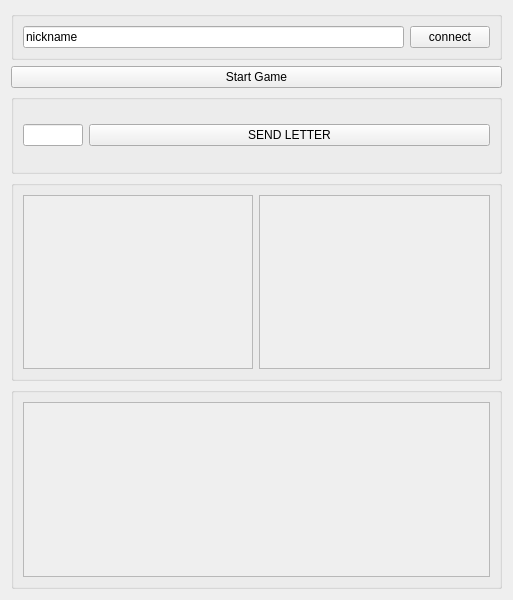
DrozdzynskiDawid/hangman, file hangman/Client/widget.ui: the form before one commit.
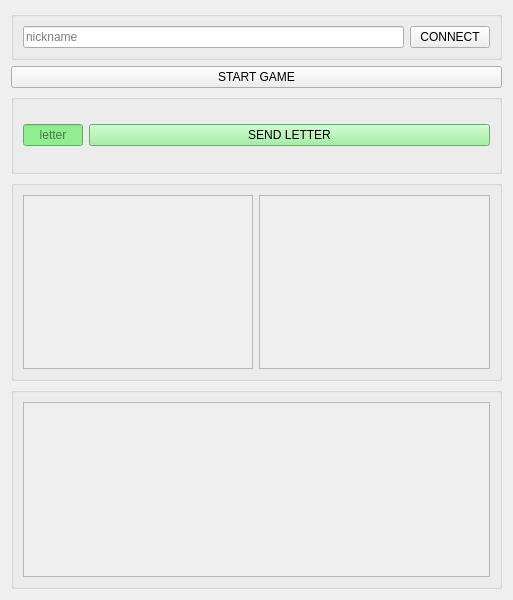
The form after the commit.

Diff of the .ui file:
```diff
--- a/hangman/Client/widget.ui
+++ b/hangman/Client/widget.ui
@@ -19,11 +19,17 @@
   <property name="windowTitle">
    <string>Hangman</string>
   </property>
+  <property name="styleSheet">
+   <string notr="true"/>
+  </property>
   <layout class="QVBoxLayout" name="verticalLayout_2">
    <item>
     <layout class="QVBoxLayout" name="verticalLayout">
      <item>
       <widget class="QGroupBox" name="connectGroup">
+       <property name="styleSheet">
+        <string notr="true"/>
+       </property>
        <property name="title">
         <string/>
        </property>
@@ -31,6 +37,12 @@
         <item>
          <widget class="QLineEdit" name="nickLineEdit">
           <property name="text">
+           <string/>
+          </property>
+          <property name="alignment">
+           <set>Qt::AlignLeading|Qt::AlignLeft|Qt::AlignVCenter</set>
+          </property>
+          <property name="placeholderText">
            <string>nickname</string>
           </property>
          </widget>
@@ -38,7 +50,7 @@
         <item>
          <widget class="QPushButton" name="connectBtn">
           <property name="text">
-           <string>connect</string>
+           <string>CONNECT</string>
           </property>
          </widget>
         </item>
@@ -48,7 +60,7 @@
      <item>
       <widget class="QPushButton" name="startGameButton">
        <property name="text">
-        <string>Start Game</string>
+        <string>START GAME</string>
        </property>
       </widget>
      </item>
@@ -69,16 +81,30 @@
             <height>16777215</height>
            </size>
           </property>
+          <property name="styleSheet">
+           <string notr="true">background-color:lightgreen;
+</string>
+          </property>
           <property name="maxLength">
            <number>1</number>
           </property>
           <property name="alignment">
            <set>Qt::AlignCenter</set>
           </property>
+          <property name="placeholderText">
+           <string>letter</string>
+          </property>
          </widget>
         </item>
         <item>
          <widget class="QPushButton" name="sendBtn">
+          <property name="autoFillBackground">
+           <bool>false</bool>
+          </property>
+          <property name="styleSheet">
+           <string notr="true">background-color:lightgreen;
+</string>
+          </property>
           <property name="text">
            <string>SEND LETTER</string>
           </property>
```
Left out of the diff: 10 changed lines with no effect on the pictures.
